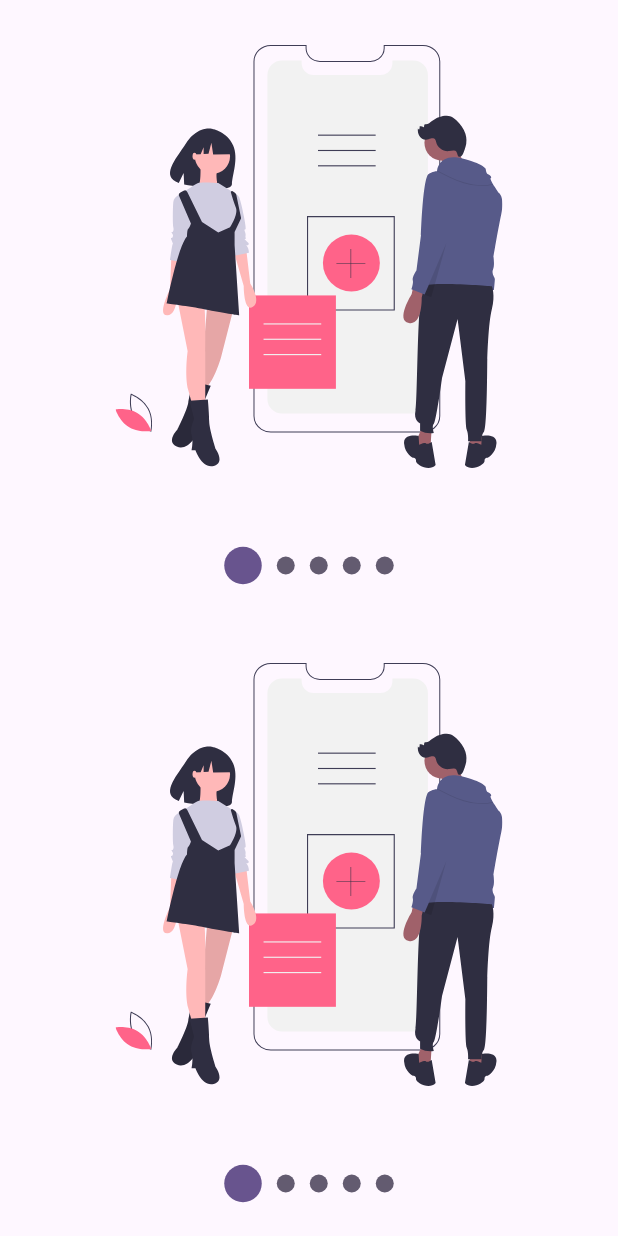
After one commit to FrancoEVP10/flutter-repository, a Flutter app: the SlideshowPage screen opened by its route, on a phone screen of 412 x 824 dp. The commit adds this screen. Run offline on Flutter 3.47's test engine with Material 3 defaults, Android fonts, the phone set to English and light mode, and no system bars; our stand-ins replace flutter_svg.

Commit message:
config custom slideshow

```diff
--- a/lib/main.dart
+++ b/lib/main.dart
@@ -5,6 +5,7 @@ import 'package:flutter_repository/screens/controller_page.dart';
 import 'package:flutter_repository/screens/cuadrado_animado.dart';
 import 'package:flutter_repository/screens/graficas_circulares_page.dart';
 import 'package:flutter_repository/screens/headers_page.dart';
+import 'package:flutter_repository/screens/slideshow_page.dart';
 // import 'package:flutter_repository/screens/animaciones_page.dart';
 // import 'package:flutter_repository/screens/cuadrado_animado.dart';
 
@@ -26,6 +27,7 @@ class MyApp extends StatelessWidget {
         'header_page': (_) => const HeaderPage(),
         'circular_progress_page': (_) => const CircularProgressPage(),
         'graficas_circulares_page': (_) => const GraficasCircularesPage(),
+        'slideshow_page': (_) => const SlideshowPage(),
       },
       title: 'Widgets App',
       theme: ThemeData(
--- /dev/null
+++ b/lib/models/slider_model.dart
@@ -0,0 +1,12 @@
+import 'package:flutter/material.dart';
+
+class SliderModel with ChangeNotifier {
+  double _currentPage = 0;
+
+  double get currentPage => _currentPage;
+
+  set currentPage(double currentPage) {
+    _currentPage = currentPage;
+    notifyListeners();
+  }
+}
--- /dev/null
+++ b/lib/screens/slideshow_page.dart
@@ -0,0 +1,45 @@
+import 'package:flutter/material.dart';
+import 'package:flutter_repository/widgets/slideshow.dart';
+import 'package:flutter_svg/flutter_svg.dart';
+
+class SlideshowPage extends StatelessWidget {
+  const SlideshowPage({super.key});
+
+  @override
+  Widget build(BuildContext context) {
+    return Scaffold(
+      // backgroundColor: Colors.grey[500],
+      body: Center(
+        child: Column(
+          children: const <Widget>[
+            Expanded(child: CustomSlideShow()),
+            Expanded(child: CustomSlideShow()),
+          ],
+        ),
+      ),
+    );
+  }
+}
+
+class CustomSlideShow extends StatelessWidget {
+  const CustomSlideShow({
+    super.key,
+  });
+
+  @override
+  Widget build(BuildContext context) {
+    return Slideshow(
+      bulletPrimarySize: 25,
+      bulletSecondarySize: 12,
+      bulletPrimaryColor: Theme.of(context).colorScheme.primary,
+      bulletSecondaryColor: Theme.of(context).colorScheme.secondary,
+      slides: <Widget>[
+        SvgPicture.asset('assets/svgs/slide-1.svg'),
+        SvgPicture.asset('assets/svgs/slide-2.svg'),
+        SvgPicture.asset('assets/svgs/slide-3.svg'),
+        SvgPicture.asset('assets/svgs/slide-4.svg'),
+        SvgPicture.asset('assets/svgs/slide-5.svg'),
+      ],
+    );
+  }
+}
--- /dev/null
+++ b/lib/widgets/slideshow.dart
@@ -0,0 +1,212 @@
+import 'package:flutter/material.dart';
+import 'package:provider/provider.dart';
+
+class Slideshow extends StatelessWidget {
+  final List<Widget> slides;
+  final bool dotsAbove;
+  final Color bulletPrimaryColor;
+  final Color bulletSecondaryColor;
+  final double bulletPrimarySize;
+  final double bulletSecondarySize;
+
+  const Slideshow({
+    super.key,
+    required this.slides,
+    this.dotsAbove = false,
+    this.bulletPrimaryColor = Colors.blue,
+    this.bulletSecondaryColor = Colors.grey,
+    this.bulletPrimarySize = 12,
+    this.bulletSecondarySize = 12,
+  });
+
+  @override
+  Widget build(BuildContext context) {
+    return ChangeNotifierProvider(
+      create: (_) => _SlidershowModel(),
+      child: SafeArea(
+        child: Center(
+          child: Builder(
+            builder: (BuildContext context) {
+              Provider.of<_SlidershowModel>(context).bulletPrimaryColor =
+                  bulletPrimaryColor;
+              Provider.of<_SlidershowModel>(context).bulletSecondaryColor =
+                  bulletSecondaryColor;
+              Provider.of<_SlidershowModel>(context).bulletPrimarySize =
+                  bulletPrimarySize;
+              Provider.of<_SlidershowModel>(context).bulletSecondarySize =
+                  bulletSecondarySize;
+
+              return _CreateStructureSlideshow(
+                dotsAbove: dotsAbove,
+                slides: slides,
+              );
+            },
+          ),
+        ),
+      ),
+    );
+  }
+}
+
+class _CreateStructureSlideshow extends StatelessWidget {
+  const _CreateStructureSlideshow({
+    required this.dotsAbove,
+    required this.slides,
+  });
+
+  final bool dotsAbove;
+  final List<Widget> slides;
+
+  @override
+  Widget build(BuildContext context) {
+    return Column(
+      children: <Widget>[
+        if (dotsAbove)
+          _Dots(
+            totalSlides: slides.length,
+          ),
+        Expanded(
+          child: _Slides(slides: slides),
+        ),
+        if (!dotsAbove)
+          _Dots(
+            totalSlides: slides.length,
+          ),
+      ],
+    );
+  }
+}
+
+class _Dots extends StatelessWidget {
+  final int totalSlides;
+
+  const _Dots({
+    required this.totalSlides,
+  });
+
+  @override
+  Widget build(BuildContext context) {
+    return Container(
+      width: double.infinity,
+      height: 70,
+      child: Row(
+        mainAxisAlignment: MainAxisAlignment.center,
+        children: List.generate(
+          totalSlides,
+          (index) => _Dot(
+            index: index,
+          ),
+        ),
+      ),
+    );
+  }
+}
+
+class _Dot extends StatelessWidget {
+  final int index;
+
+  const _Dot({
+    required this.index,
+  });
+
+  @override
+  Widget build(BuildContext context) {
+    final ssModel = Provider.of<_SlidershowModel>(context);
+    double size = 0;
+    Color color;
+
+    if (ssModel.currentPage >= index - 0.5 && ssModel.currentPage < index + 0.5) {
+      size = ssModel.bulletPrimarySize;
+      color = ssModel.bulletPrimaryColor;
+    } else {
+      size = ssModel.bulletSecondarySize;
+      color = ssModel.bulletSecondaryColor;
+    }
+
+    return AnimatedContainer(
+      duration: Duration(milliseconds: 200),
+      width: size,
+      height: size,
+      margin: EdgeInsets.symmetric(horizontal: 5),
+      decoration: BoxDecoration(
+        color: color,
+        shape: BoxShape.circle,
+      ),
+    );
+  }
+}
+
+class _Slides extends StatefulWidget {
+  final List<Widget> slides;
+
+  const _Slides({required this.slides});
+
+  @override
+  State<_Slides> createState() => _SlidesState();
+}
+
+class _SlidesState extends State<_Slides> {
+  final pageViewController = PageController();
+
+  @override
+  void initState() {
+    pageViewController.addListener(() {
+      // print('Current page: ${pageViewController.page}');
+      Provider.of<_SlidershowModel>(context, listen: false).currentPage =
+          pageViewController.page!;
+    });
+    super.initState();
+  }
+
+  @override
+  dispose() {
+    pageViewController.dispose();
+    super.dispose();
+  }
+
+  @override
+  Widget build(BuildContext context) {
+    return Container(
+      child: PageView(
+        controller: pageViewController,
+        physics: BouncingScrollPhysics(),
+        // children: const <Widget>[
+        //   _Slide(svg: 'assets/svgs/slide-1.svg'),
+        //   _Slide(svg: 'assets/svgs/slide-2.svg'),
+        //   _Slide(svg: 'assets/svgs/slide-3.svg'),
+        // ],
+        children: widget.slides.map((slide) => _Slide(slide: slide)).toList(),
+      ),
+    );
+  }
+}
+
+class _Slide extends StatelessWidget {
+  final Widget slide;
+  const _Slide({required this.slide});
+
+  @override
+  Widget build(BuildContext context) {
+    return Container(
+      width: double.infinity,
+      height: double.infinity,
+      padding: EdgeInsets.all(30),
+      child: slide,
+    );
+  }
+}
+
+class _SlidershowModel with ChangeNotifier {
+  double _currentPage = 0;
+  Color bulletPrimaryColor = Colors.blue;
+  Color bulletSecondaryColor = Colors.grey;
+  double bulletPrimarySize = 12;
+  double bulletSecondarySize = 12;
+
+  double get currentPage => _currentPage;
+
+  set currentPage(double currentPage) {
+    _currentPage = currentPage;
+    notifyListeners();
+  }
+}
```
Also changed, not shown: lib/labs/slideshow_page.dart (added, +124 -0 lines), lib/screens/controller_page.dart (+10 -1 lines), pubspec.yaml (+4 -3 lines), assets/svgs/slide-1.svg (added), assets/svgs/slide-2.svg (added), assets/svgs/slide-3.svg (added), assets/svgs/slide-4.svg (added), assets/svgs/slide-5.svg (added), pubspec.lock.
